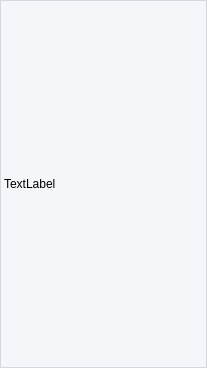
Above: phoneitemwidget.ui from ZhouMei20220810/TEST before the change. Below: the same form after it.
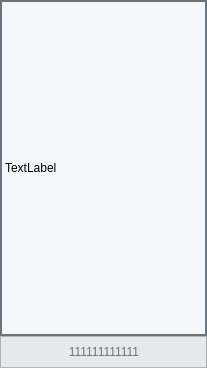
That is the form after the change. Icons and pictures are not drawn.

Diff of the .ui file:
```diff
--- a/phoneitemwidget.ui
+++ b/phoneitemwidget.ui
@@ -16,7 +16,7 @@
   <property name="styleSheet">
    <string notr="true">QWidget{background-color:#FFE7E8EE;}</string>
   </property>
-  <layout class="QHBoxLayout" name="horizontalLayout">
+  <layout class="QVBoxLayout" name="verticalLayout">
    <property name="spacing">
     <number>0</number>
    </property>
@@ -38,7 +38,7 @@
       <string notr="true">QFrame {
 background-color: #FFF5F6FA;
 border-radius:0px;
-border: 1px solid #D7D7DE;
+border: 2px solid #FF6B737E;
 }
 QFrame:hover {
 background-color: #FFF5F6FA;
@@ -56,6 +56,102 @@
      </property>
     </widget>
    </item>
+   <item>
+    <widget class="QFrame" name="frame">
+     <property name="maximumSize">
+      <size>
+       <width>16777215</width>
+       <height>32</height>
+      </size>
+     </property>
+     <property name="frameShape">
+      <enum>QFrame::StyledPanel</enum>
+     </property>
+     <property name="frameShadow">
+      <enum>QFrame::Raised</enum>
+     </property>
+     <layout class="QHBoxLayout" name="horizontalLayout">
+      <property name="spacing">
+       <number>0</number>
+      </property>
+      <property name="leftMargin">
+       <number>0</number>
+      </property>
+      <property name="topMargin">
+       <number>0</number>
+      </property>
+      <property name="rightMargin">
+       <number>0</number>
+      </property>
+      <property name="bottomMargin">
+       <number>0</number>
+      </property>
+      <item>
+       <spacer name="horizontalSpacer">
+        <property name="orientation">
+         <enum>Qt::Horizontal</enum>
+        </property>
+        <property name="sizeHint" stdset="0">
+         <size>
+          <width>36</width>
+          <height>20</height>
+         </size>
+        </property>
+       </spacer>
+      </item>
+      <item>
+       <widget class="QToolButton" name="toolBtnName">
+        <property name="styleSheet">
+         <string notr="true">QToolButton {
+border:none;
+background:transparent;
+background-color: none;
+color: #FF6B737E;
+}
+QToolButton:hover {
+color: #FF6B737E;
+background:transparent;
+border-radius:1px;
+padding-left:0px;
+}</string>
+        </property>
+        <property name="text">
+         <string>111111111111</string>
+        </property>
+        <property name="icon">
+         <iconset resource="res.qrc">
+          <normaloff>:/login/resource/login/link.ico</normaloff>:/login/resource/login/link.ico</iconset>
+        </property>
+        <property name="iconSize">
+         <size>
+          <width>28</width>
+          <height>28</height>
+         </size>
+        </property>
+        <property name="toolButtonStyle">
+         <enum>Qt::ToolButtonTextBesideIcon</enum>
+        </property>
+        <property name="autoRaise">
+         <bool>true</bool>
+        </property>
+       </widget>
+      </item>
+      <item>
+       <spacer name="horizontalSpacer_2">
+        <property name="orientation">
+         <enum>Qt::Horizontal</enum>
+        </property>
+        <property name="sizeHint" stdset="0">
+         <size>
+          <width>36</width>
+          <height>20</height>
+         </size>
+        </property>
+       </spacer>
+      </item>
+     </layout>
+    </widget>
+   </item>
   </layout>
  </widget>
  <resources/>
```
Left out of the diff: 8 changed lines with no effect on the pictures.
